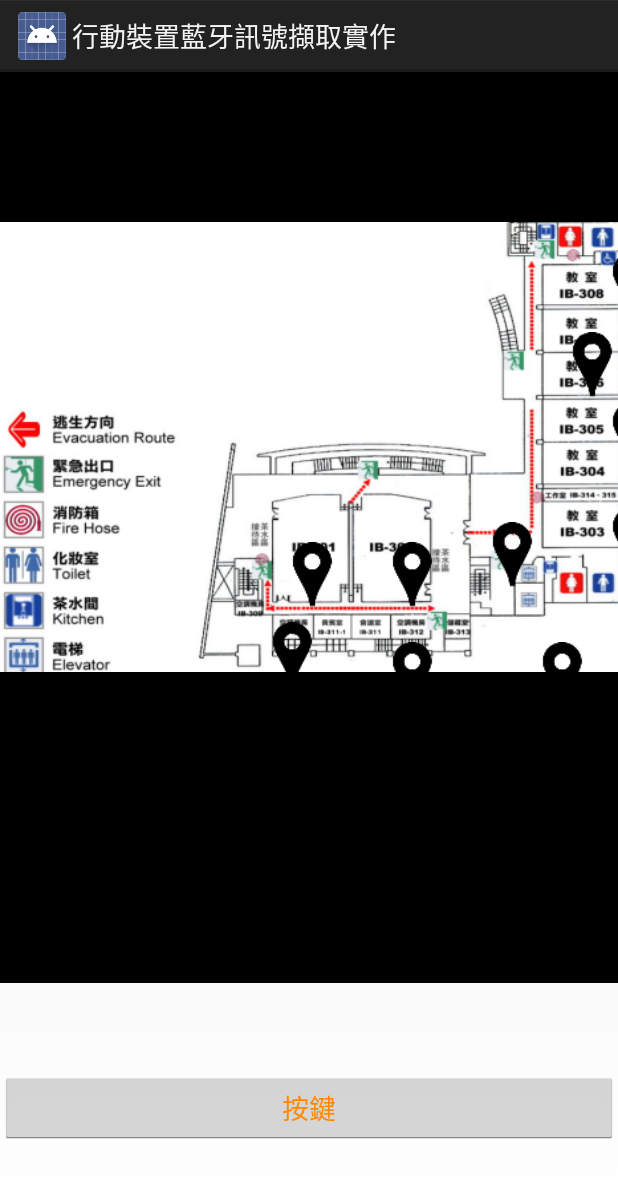
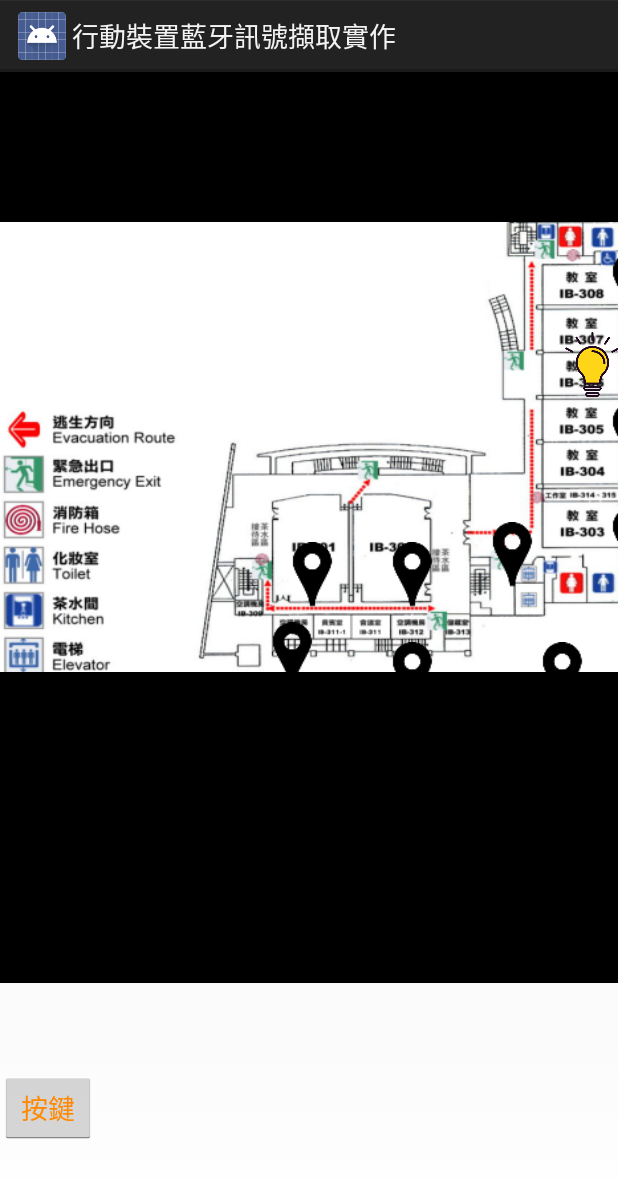
Before and after one commit to t741051/DataCollector, an Android app: the screen it shows after launch (MainActivity), after a tap on "按鍵", on a phone screen of 412 x 824 dp. Shown: the top 1178 px of the screen. Run offline under Robolectric (Android 15) with nearby library versions, the phone set to English and light mode, and no system bars.

Commit message:
no change

```diff
--- a/app/src/main/java/com/mitlab/zusliu/User/Interface/MainActivity.java
+++ b/app/src/main/java/com/mitlab/zusliu/User/Interface/MainActivity.java
@@ -71,18 +71,17 @@ public class MainActivity extends Activity implements iBeaconScanManager.OniBeac
 
 
     //public Button button;
-    FrameLayout frame;
+    FrameLayout frame_1;
+    FrameLayout frame_2;
     public ImageView [] map_mark_image = new ImageView[15];
+    public Button [] button_function = new Button[5];
     // 儲存地標位置
     static int [] mark_position_X = {600,560,600,600,530,260,480,380,380,280,480};
     static int [] mark_position_Y = {30 ,110,180,285,420,400,480,420,320,320,300};
-    /*
-    static int [][] beacon_to_mark ={
-        {},
-        {}
-    };
 
-     */
+    static int [] btn_position_X = {0,100,0};
+    static int [] btn_position_Y = {0,0,100};
+    static int [] beacon_state_1 = {0,0,0,0,0,0,0,0,0,0,0,0,0,0,0,0,0};
     // TODO 方法：主程式
     @Override
     protected void onCreate(Bundle savedInstanceState) {
@@ -110,9 +109,10 @@ public class MainActivity extends Activity implements iBeaconScanManager.OniBeac
         // Step.07(初始化流程) 設定清單配置器
         this.l.setAdapter(this.ListAdapter);
 ///////////////////////////////////////////////////////////////////////////////////
-        frame = new FrameLayout(this);
-        frame = (FrameLayout)findViewById(R.id.frame_layout_1);
-
+        frame_1 = new FrameLayout(this);
+        frame_1 = (FrameLayout)findViewById(R.id.frame_layout_1);
+        frame_2 = new FrameLayout(this);
+        frame_2 = (FrameLayout)findViewById(R.id.frame_layout_2);
         display_mark(11);
 
 ///////////////////////////////////////////////////////////////////////////////////
@@ -147,6 +147,20 @@ public class MainActivity extends Activity implements iBeaconScanManager.OniBeac
     }
      public void buttonOnClick(View v) {
         // 寫要做的事...
+         //display_btn(3);
+         change_mark(1,2);
+    }
+    public void display_btn(int x){
+        // TODO 方法：產生X個圖標
+        for(int i = 0;i < x;i++)
+        {
+            button_function[i] = new Button(this);
+            button_function[i].setX(btn_position_X[i]);
+            button_function[i].setY(btn_position_Y[i]);
+            frame_1.addView(button_function[i]);
+            button_function[i].getLayoutParams().height = 65;
+            button_function[i].getLayoutParams().width = 65;
+        }
     }
     public void display_mark(int x){
         // TODO 方法：產生X個圖標
@@ -156,7 +170,7 @@ public class MainActivity extends Activity implements iBeaconScanManager.OniBeac
             map_mark_image[i].setImageResource(R.drawable.map_mark);
             map_mark_image[i].setX(mark_position_X[i]);
             map_mark_image[i].setY(mark_position_Y[i]);
-            frame.addView(map_mark_image[i]);
+            frame_1.addView(map_mark_image[i]);
             map_mark_image[i].getLayoutParams().height = 65;
             map_mark_image[i].getLayoutParams().width = 65;
         }
@@ -174,23 +188,39 @@ public class MainActivity extends Activity implements iBeaconScanManager.OniBeac
                 break;
             case 1:
                 Log.v("s_h_r", String.valueOf(map_mark_image[x].getLayoutParams().height));
-                map_mark_image[x].getLayoutParams().height = 190;
-                map_mark_image[x].getLayoutParams().width = 190;
-                //map_mark_image[x].setImageResource(R.drawable.red_map_mark);
+                map_mark_image[x].getLayoutParams().height = 65;
+                map_mark_image[x].getLayoutParams().width = 65;
                 map_mark_image[x].setImageResource(R.drawable.red_map_mark);
                 Log.v("e_h_r", String.valueOf(map_mark_image[x].getLayoutParams().height));
                 break;
 
+            case 2:
+                Log.v("s_h_r", String.valueOf(map_mark_image[x].getLayoutParams().height));
+                map_mark_image[x].getLayoutParams().height = 65;
+                map_mark_image[x].getLayoutParams().width = 65;
+                map_mark_image[x].setImageResource(R.drawable.light_mark);
+                Log.v("e_h_r", String.valueOf(map_mark_image[x].getLayoutParams().height));
+                break;
+
+
 
         }
     }
+    /*
+    public void beacon_state_1(int major,int minor,int rssi){
+        if()
+    }
 
+     */
     public void beacon_state(int major,int minor,int rssi){
         if(-rssi < 60){
-            change_mark(correspod_beacon(major,minor),1);
+            beacon_state_1[correspod_beacon(major,minor)] = 1;
+            //change_mark(correspod_beacon(major,minor),1);
         }else{
-            change_mark(correspod_beacon(major,minor),0);
+            beacon_state_1[correspod_beacon(major,minor)] = 0;
+            //change_mark(correspod_beacon(major,minor),0);
         }
+
     }
 
 ////////////////////////////////////////////////////////////////////////////////////
--- a/app/src/main/res/layout/activity_main.xml
+++ b/app/src/main/res/layout/activity_main.xml
@@ -30,15 +30,6 @@
 
 		</LinearLayout>
 
-		<Button
-			android:id="@+id/button2"
-			android:layout_width="match_parent"
-			android:layout_height="wrap_content"
-			android:layout_marginTop="1000px"
-			android:onClick="buttonOnClick"
-			android:text="按鍵"
-			android:textColor="@android:color/holo_orange_dark" />
-
 		<ImageView
 			android:id="@+id/map"
 			android:layout_width="match_parent"
@@ -59,6 +50,22 @@
 				android:layout_width="wrap_content"
 				android:layout_height="wrap_content"
 				android:src="@android:color/transparent" />
+
+		</FrameLayout>
+
+		<FrameLayout
+			android:id="@+id/frame_layout_2"
+			android:layout_width="match_parent"
+			android:layout_height="match_parent">
+
+			<Button
+				android:id="@+id/button2"
+				android:layout_width="wrap_content"
+				android:layout_height="wrap_content"
+				android:layout_marginTop="1000px"
+				android:onClick="buttonOnClick"
+				android:text="按鍵"
+				android:textColor="@android:color/holo_orange_dark" />
 		</FrameLayout><![CDATA[
 
 
```
Also changed, not shown: app/src/main/res/drawable-xxhdpi/light_mark.png (added), 1 other file.
